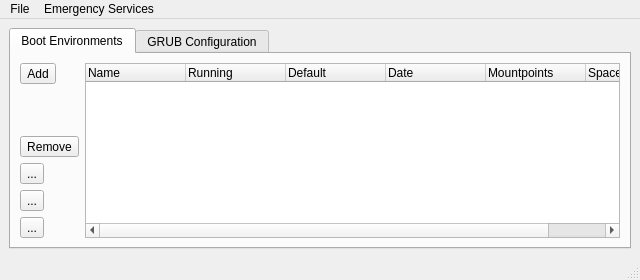
This is src-qt4/pc-bootconfig/mainUI.ui in trueos/pcbsd as Qt 5 draws it before an edit. The edited form follows.
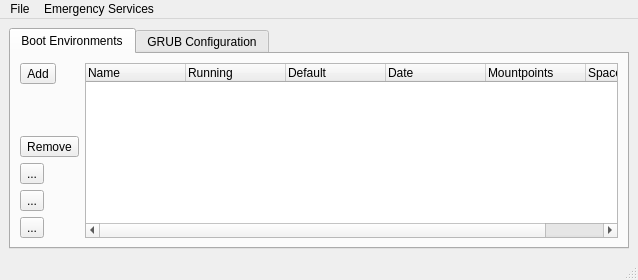
This is the edited form. Icons and pictures are not drawn.

Commit message: Set pc-bootconfig main window (application) icon

Patch:
```diff
--- a/src-qt4/pc-bootconfig/mainUI.ui
+++ b/src-qt4/pc-bootconfig/mainUI.ui
@@ -6,8 +6,8 @@
    <rect>
     <x>0</x>
     <y>0</y>
-    <width>640</width>
-    <height>262</height>
+    <width>638</width>
+    <height>260</height>
    </rect>
   </property>
   <property name="windowTitle">
@@ -386,8 +386,8 @@
     <rect>
      <x>0</x>
      <y>0</y>
-     <width>640</width>
-     <height>20</height>
+     <width>638</width>
+     <height>21</height>
     </rect>
    </property>
    <widget class="QMenu" name="menuFile">
```
Left out of the diff: 4 changed lines with no effect on the pictures. The commit also changes 1 other file.
